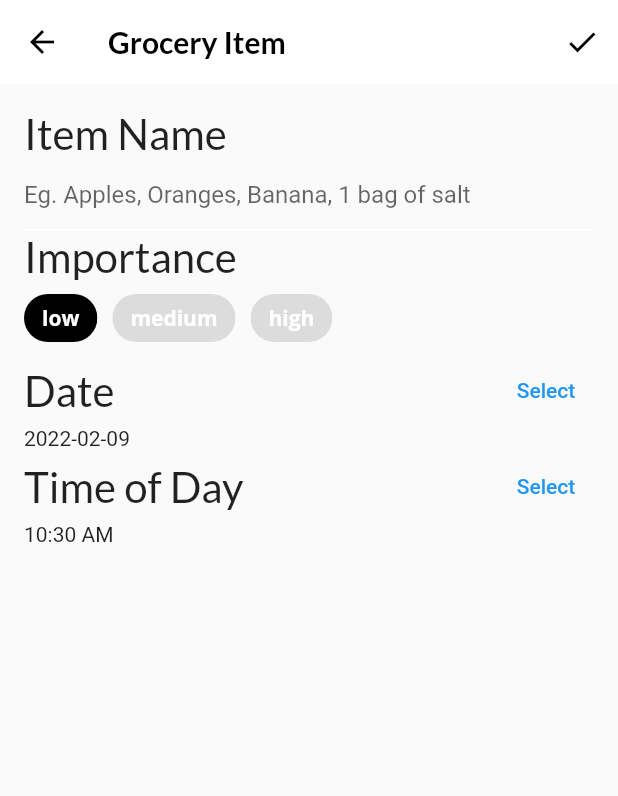
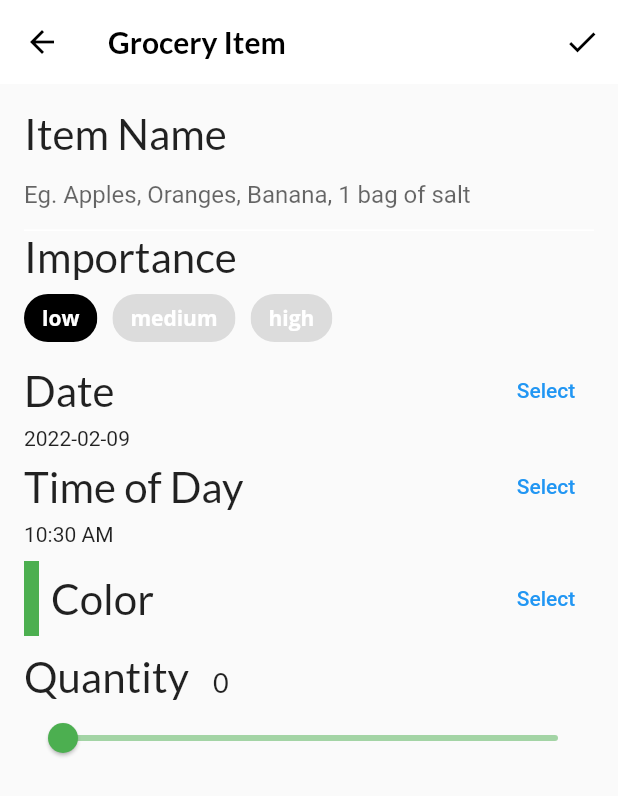
Before and after one commit to inforsrinivasan/RecipeSocial, a Flutter app: the screen it shows after launch, item 3 of the bottom bar chosen, after a tap on the "add" icon, on a phone screen of 412 x 824 dp. Shown: the top 796 px of the screen. Run offline on Flutter 3.47's test engine with Material 2 defaults, Android fonts, the phone set to English and light mode, and no system bars; our stand-ins replace flutter_colorpicker, google_fonts; project files that could hold a hidden picture were left out.

Commit message:
Complete Grocery Item screen by adding color picker for an item and a slider

```diff
--- a/lib/screens/grocery_item_screen.dart
+++ b/lib/screens/grocery_item_screen.dart
@@ -85,8 +85,10 @@ class _GroceryItemScreenState extends State<GroceryItemScreen> {
             buildImportanceField(),
             buildDateField(),
             buildTimeField(),
-            // add color picker
-            // add slider
+            const SizedBox(height: 10),
+            buildCOlorPicker(),
+            const SizedBox(height: 10),
+            buildQuantityField()
             // aadd grocery title
           ],
         ),
@@ -227,8 +229,89 @@ class _GroceryItemScreenState extends State<GroceryItemScreen> {
     );
   }
 
-  // TODO: Add buildColor picker
+  Widget buildCOlorPicker() {
+    return Row(
+      mainAxisAlignment: MainAxisAlignment.spaceBetween,
+      children: [
+        Row(
+          children: [
+            Container(
+              height: 50,
+              width: 10,
+              color: _currentColor,
+            ),
+            const SizedBox(width: 8),
+            Text(
+              'Color',
+              style: GoogleFonts.lato(fontSize: 28),
+            )
+          ],
+        ),
+        TextButton(
+          child: const Text('Select'),
+          onPressed: () {
+            showDialog(
+                context: context,
+                builder: (context) {
+                  return AlertDialog(
+                    content: BlockPicker(
+                      pickerColor: Colors.white,
+                      onColorChanged: (color) {
+                        setState(() {
+                          _currentColor = color;
+                        });
+                      },
+                    ),
+                    actions: [
+                      TextButton(
+                        child: const Text('Save'),
+                        onPressed: () {
+                          Navigator.of(context).pop();
+                        },
+                      )
+                    ],
+                  );
+                });
+          },
+        )
+      ],
+    );
+  }
 
-  // TODO: Add buildQuantity Field
-
+  Widget buildQuantityField() {
+    return Column(
+      crossAxisAlignment: CrossAxisAlignment.start,
+      children: [
+        Row(
+          crossAxisAlignment: CrossAxisAlignment.baseline,
+          textBaseline: TextBaseline.alphabetic,
+          children: [
+            Text(
+              'Quantity',
+              style: GoogleFonts.lato(fontSize: 28),
+            ),
+            const SizedBox(
+              width: 16,
+            ),
+            Text(_currentSliderValue.toInt().toString(),
+                style: GoogleFonts.lato(fontSize: 18.0))
+          ],
+        ),
+        Slider(
+          inactiveColor: _currentColor.withOpacity(0.5),
+          activeColor: _currentColor,
+          value: _currentSliderValue.toDouble(),
+          min: 0.0,
+          max: 100.0,
+          divisions: 100,
+          label: _currentSliderValue.toInt().toString(),
+          onChanged: (value) {
+            setState(() {
+              _currentSliderValue = value.toInt();
+            });
+          },
+        )
+      ],
+    );
+  }
 }
```
